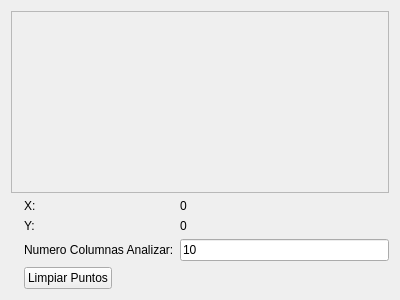
Above: src/GUIFramework/IPSModule/IPSs/GUIWaveHeightIPS/ImgProcConfigWindows/GUIMiddlePointClipping/guimiddlepointclipping.ui from aguperezpala/hvdrt before the change. Below: the same form after it.
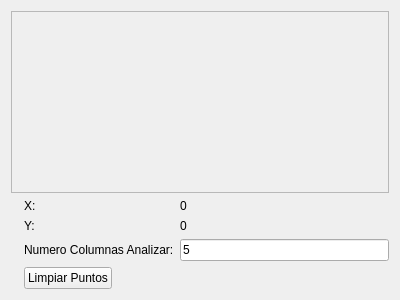
That is the form after the change.

What changed in the file:
```diff
--- a/src/GUIFramework/IPSModule/IPSs/GUIWaveHeightIPS/ImgProcConfigWindows/GUIMiddlePointClipping/guimiddlepointclipping.ui
+++ b/src/GUIFramework/IPSModule/IPSs/GUIWaveHeightIPS/ImgProcConfigWindows/GUIMiddlePointClipping/guimiddlepointclipping.ui
@@ -153,7 +153,7 @@
          <item row="2" column="1">
           <widget class="QLineEdit" name="numColsLineEdit">
            <property name="text">
-            <string>10</string>
+            <string>5</string>
            </property>
           </widget>
          </item>
```
Left out of the diff: 1 changed line with no effect on the pictures.
